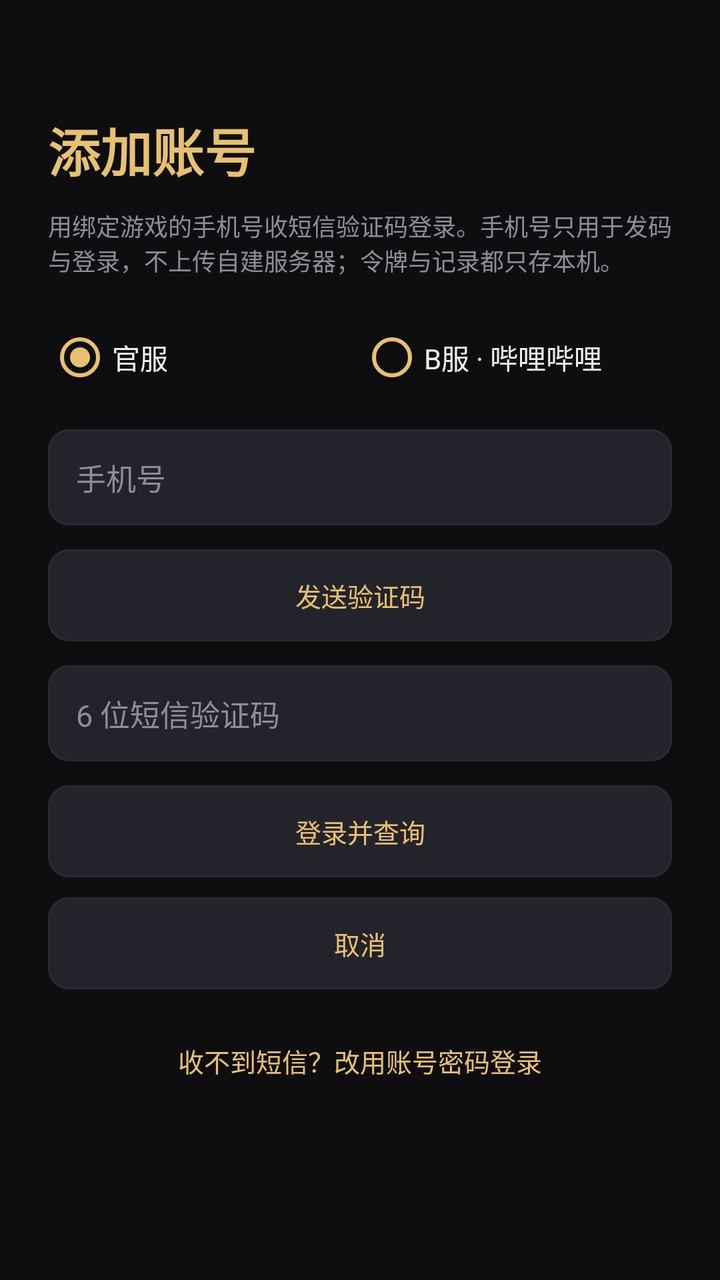
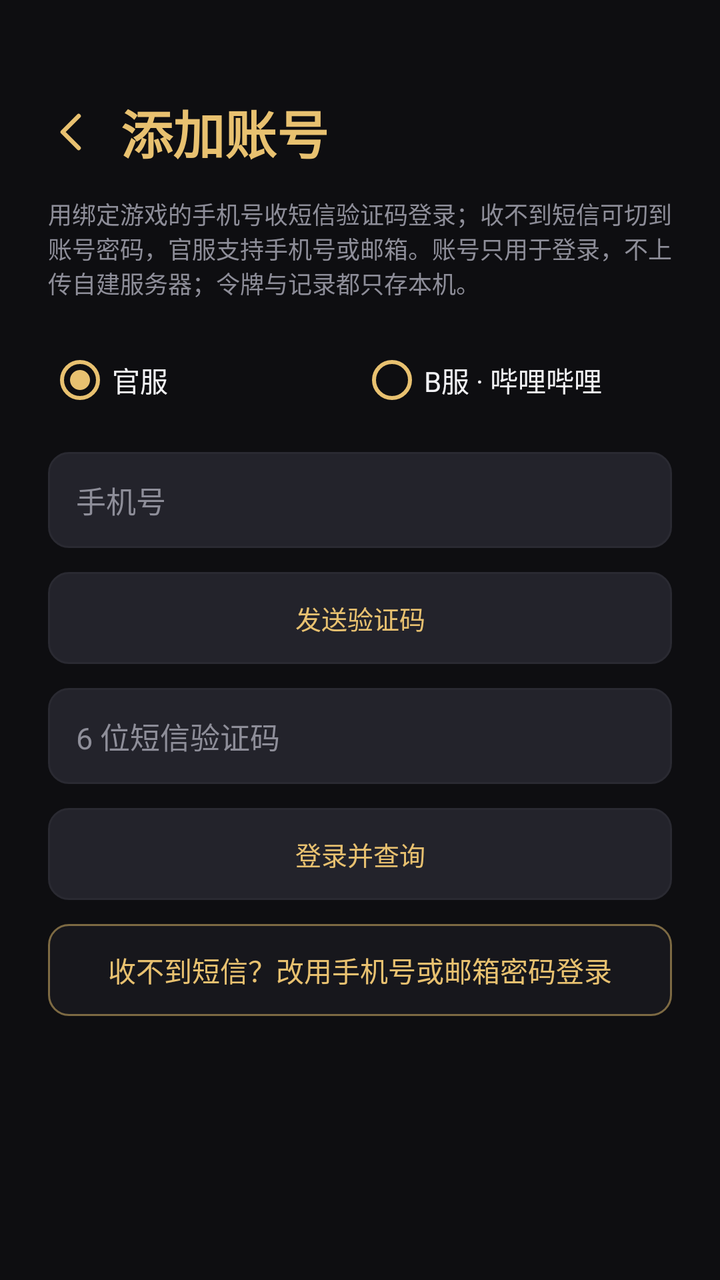

Two renders of the same Android screen: before a commit and after it. Below are the layout's source before the change and the commit's diff.
<!-- AndroidManifest.xml: application theme Theme.XKL -->
<!-- res/layout/activity_login.xml -->
<?xml version="1.0" encoding="utf-8"?>
<ScrollView xmlns:android="http://schemas.android.com/apk/res/android"
    android:layout_width="match_parent"
    android:layout_height="match_parent"
    android:background="@color/bg"
    android:fillViewport="true">

    <LinearLayout
        android:layout_width="match_parent"
        android:layout_height="wrap_content"
        android:orientation="vertical"
        android:padding="24dp">

        <TextView
            android:layout_width="wrap_content"
            android:layout_height="wrap_content"
            android:layout_marginTop="32dp"
            android:text="@string/login_title_add"
            android:textColor="@color/gold"
            android:textSize="26sp"
            android:textStyle="bold" />

        <TextView
            android:id="@+id/login_hint"
            android:layout_width="match_parent"
            android:layout_height="wrap_content"
            android:layout_marginTop="10dp"
            android:text="@string/login_hint"
            android:textColor="@color/text_dim"
            android:textSize="12sp" />

        <RadioGroup
            android:id="@+id/channel_group"
            android:layout_width="match_parent"
            android:layout_height="wrap_content"
            android:layout_marginTop="16dp"
            android:orientation="horizontal">

            <RadioButton
                android:id="@+id/channel_official"
                android:layout_width="0dp"
                android:layout_height="48dp"
                android:layout_weight="1"
                android:buttonTint="@color/gold"
                android:checked="true"
                android:text="@string/channel_official"
                android:textColor="@color/text" />

            <RadioButton
                android:id="@+id/channel_bili"
                android:layout_width="0dp"
                android:layout_height="48dp"
                android:layout_weight="1"
                android:buttonTint="@color/gold"
                android:text="@string/channel_bili"
                android:textColor="@color/text" />
        </RadioGroup>

        <EditText
            android:id="@+id/phone_input"
            android:layout_width="match_parent"
            android:layout_height="48dp"
            android:layout_marginTop="12dp"
            android:background="@drawable/bg_input"
            android:hint="@string/login_phone_hint"
            android:inputType="phone"
            android:maxLength="11"
            android:paddingStart="14dp"
            android:paddingEnd="14dp"
            android:textColor="@color/text"
            android:textSize="15sp" />

        <androidx.appcompat.widget.AppCompatButton
            android:id="@+id/send_button"
            style="@style/XklButton"
            android:layout_width="match_parent"
            android:layout_height="46dp"
            android:layout_marginTop="12dp"
            android:text="@string/login_send_code" />

        <EditText
            android:id="@+id/code_input"
            android:layout_width="match_parent"
            android:layout_height="48dp"
            android:layout_marginTop="12dp"
            android:background="@drawable/bg_input"
            android:hint="@string/login_code_hint"
            android:inputType="number"
            android:maxLength="6"
            android:paddingStart="14dp"
            android:paddingEnd="14dp"
            android:textColor="@color/text"
            android:textSize="15sp" />

        <EditText
            android:id="@+id/pwd_input"
            android:saveEnabled="false"
            android:layout_width="match_parent"
            android:layout_height="48dp"
            android:layout_marginTop="12dp"
            android:background="@drawable/bg_input"
            android:hint="@string/login_pwd_hint"
            android:inputType="textPassword"
            android:maxLength="32"
            android:paddingStart="14dp"
            android:paddingEnd="14dp"
            android:textColor="@color/text"
            android:textSize="15sp"
            android:visibility="gone" />

        <androidx.appcompat.widget.AppCompatButton
            android:id="@+id/login_button"
            style="@style/XklButton"
            android:layout_width="match_parent"
            android:layout_height="46dp"
            android:layout_marginTop="12dp"
            android:text="@string/login_submit" />

        <androidx.appcompat.widget.AppCompatButton
            android:id="@+id/cancel_button"
            style="@style/XklButton"
            android:layout_width="match_parent"
            android:layout_height="46dp"
            android:layout_marginTop="10dp"
            android:text="@string/login_cancel" />

        <TextView
            android:id="@+id/pwd_note"
            android:layout_width="match_parent"
            android:layout_height="wrap_content"
            android:layout_marginTop="14dp"
            android:text="@string/login_pwd_note"
            android:textColor="@color/text_dim"
            android:textSize="11sp"
            android:visibility="gone" />

        <TextView
            android:id="@+id/mode_switch"
            android:layout_width="match_parent"
            android:layout_height="wrap_content"
            android:layout_marginTop="18dp"
            android:gravity="center"
            android:paddingTop="8dp"
            android:paddingBottom="8dp"
            android:text="@string/login_switch_to_pwd"
            android:textColor="@color/gold"
            android:textSize="13sp" />

        <TextView
            android:id="@+id/status_view"
            android:layout_width="match_parent"
            android:layout_height="wrap_content"
            android:layout_marginTop="16dp"
            android:textColor="@color/text_dim"
            android:textSize="13sp" />
    </LinearLayout>
</ScrollView>
<!-- resources referenced by this layout -->
<resources>
  <color name="bg">#0E0E11</color>
  <color name="gold">#E8C170</color>
  <color name="text">#F2F2F5</color>
  <color name="text_dim">#8E8E99</color>
  <!-- drawable bg_input (drawable) -->
  <?xml version="1.0" encoding="utf-8"?>
  <shape xmlns:android="http://schemas.android.com/apk/res/android">
      <solid android:color="@color/pill" />
      <corners android:radius="10dp" />
      <stroke android:width="1dp" android:color="@color/card_stroke" />
  </shape>
  <string name="channel_bili">B服 · 哔哩哔哩</string>
  <string name="channel_official">官服</string>
  <string name="login_cancel">取消</string>
  <string name="login_code_hint">6 位短信验证码</string>
  <string name="login_hint">用绑定游戏的手机号收短信验证码登录。手机号只用于发码与登录，不上传自建服务器；令牌与记录都只存本机。</string>
  <string name="login_phone_hint">手机号</string>
  <string name="login_pwd_hint">密码</string>
  <string name="login_pwd_note">密码只在本机算一次 MD5 用于官方登录接口，不保存、不上传自建服务器，登录成功后立即丢弃。</string>
  <string name="login_send_code">发送验证码</string>
  <string name="login_submit">登录并查询</string>
  <string name="login_switch_to_pwd">收不到短信？改用账号密码登录</string>
  <string name="login_title_add">添加账号</string>
  <style name="XklButton" parent="Widget.AppCompat.Button.Borderless">
          <item name="android:layout_height">wrap_content</item>
          <item name="android:background">@drawable/bg_btn</item>
          <item name="android:textColor">@color/gold</item>
          <item name="android:textSize">13sp</item>
          <item name="android:minWidth">0dp</item>
          <item name="android:minHeight">0dp</item>
          <item name="android:paddingStart">14dp</item>
          <item name="android:paddingEnd">14dp</item>
          <item name="android:paddingTop">8dp</item>
          <item name="android:paddingBottom">8dp</item>
      </style>
  <style name="Theme.XKL" parent="Base.Theme.XKL" />
  <color name="pill">#23232B</color>
  <color name="card_stroke">#2A2A32</color>
  <!-- drawable bg_btn (drawable) -->
  <?xml version="1.0" encoding="utf-8"?>
  <shape xmlns:android="http://schemas.android.com/apk/res/android">
      <solid android:color="@color/pill" />
      <corners android:radius="10dp" />
      <stroke android:width="1dp" android:color="@color/card_stroke" />
  </shape>
  <color name="card">#17171C</color>
  <style name="Shape.XKL.Dialog" parent="">
          <item name="cornerFamily">rounded</item>
          <item name="cornerSize">14dp</item>
      </style>
  <style name="XklDialogTitle" parent="MaterialAlertDialog.MaterialComponents.Title.Text">
          <item name="android:textColor">@color/gold</item>
          <item name="android:textSize">18sp</item>
          <item name="android:textStyle">bold</item>
      </style>
  <style name="XklDialogBody" parent="MaterialAlertDialog.MaterialComponents.Body.Text">
          <item name="android:textColor">@color/text</item>
          <item name="android:textSize">14sp</item>
          <item name="android:lineSpacingExtra">2dp</item>
      </style>
  <!-- unchanged entries left out for length: 2 -->
</resources>

<!-- the commit's change to res/layout/activity_login.xml (unified diff, before → after) -->
@@ -11,14 +11,32 @@
         android:orientation="vertical"
         android:padding="24dp">
 
-        <TextView
-            android:layout_width="wrap_content"
+        <LinearLayout
+            android:layout_width="match_parent"
             android:layout_height="wrap_content"
-            android:layout_marginTop="32dp"
-            android:text="@string/login_title_add"
-            android:textColor="@color/gold"
-            android:textSize="26sp"
-            android:textStyle="bold" />
+            android:layout_marginTop="20dp"
+            android:gravity="center_vertical"
+            android:orientation="horizontal">
+
+            <ImageButton
+                android:id="@+id/back_button"
+                android:layout_width="44dp"
+                android:layout_height="44dp"
+                android:layout_marginStart="-10dp"
+                android:background="?attr/selectableItemBackgroundBorderless"
+                android:contentDescription="@string/login_back"
+                android:scaleType="centerInside"
+                android:src="@drawable/ic_back" />
+
+            <TextView
+                android:layout_width="wrap_content"
+                android:layout_height="wrap_content"
+                android:layout_marginStart="2dp"
+                android:text="@string/login_title_add"
+                android:textColor="@color/gold"
+                android:textSize="26sp"
+                android:textStyle="bold" />
+        </LinearLayout>
 
         <TextView
             android:id="@+id/login_hint"
@@ -116,14 +134,6 @@
             android:layout_marginTop="12dp"
             android:text="@string/login_submit" />
 
-        <androidx.appcompat.widget.AppCompatButton
-            android:id="@+id/cancel_button"
-            style="@style/XklButton"
-            android:layout_width="match_parent"
-            android:layout_height="46dp"
-            android:layout_marginTop="10dp"
-            android:text="@string/login_cancel" />
-
         <TextView
             android:id="@+id/pwd_note"
             android:layout_width="match_parent"
@@ -137,14 +147,13 @@
         <TextView
             android:id="@+id/mode_switch"
             android:layout_width="match_parent"
-            android:layout_height="wrap_content"
-            android:layout_marginTop="18dp"
+            android:layout_height="46dp"
+            android:layout_marginTop="12dp"
+            android:background="@drawable/bg_outline_gold"
             android:gravity="center"
-            android:paddingTop="8dp"
-            android:paddingBottom="8dp"
             android:text="@string/login_switch_to_pwd"
             android:textColor="@color/gold"
-            android:textSize="13sp" />
+            android:textSize="14sp" />
 
         <TextView
             android:id="@+id/status_view"
<!-- resource entries referenced after the edit -->
@@ -11,17 +11,38 @@
       <corners android:radius="10dp" />
       <stroke android:width="1dp" android:color="@color/card_stroke" />
   </shape>
+  <!-- drawable bg_outline_gold (drawable) -->
+  <?xml version="1.0" encoding="utf-8"?>
+  <shape xmlns:android="http://schemas.android.com/apk/res/android">
+      <solid android:color="@color/card" />
+      <corners android:radius="10dp" />
+      <stroke android:width="1dp" android:color="#80E8C170" />
+  </shape>
+  <!-- drawable ic_back (drawable) -->
+  <?xml version="1.0" encoding="utf-8"?>
+  <vector xmlns:android="http://schemas.android.com/apk/res/android"
+      android:width="24dp"
+      android:height="24dp"
+      android:viewportWidth="24"
+      android:viewportHeight="24">
+      <path
+          android:pathData="M15,4 L7,12 L15,20"
+          android:strokeColor="@color/gold"
+          android:strokeWidth="2.2"
+          android:strokeLineCap="round"
+          android:strokeLineJoin="round" />
+  </vector>
   <string name="channel_bili">B服 · 哔哩哔哩</string>
   <string name="channel_official">官服</string>
-  <string name="login_cancel">取消</string>
+  <string name="login_back">返回</string>
   <string name="login_code_hint">6 位短信验证码</string>
-  <string name="login_hint">用绑定游戏的手机号收短信验证码登录。手机号只用于发码与登录，不上传自建服务器；令牌与记录都只存本机。</string>
+  <string name="login_hint">用绑定游戏的手机号收短信验证码登录；收不到短信可切到账号密码，官服支持手机号或邮箱。账号只用于登录，不上传自建服务器；令牌与记录都只存本机。</string>
   <string name="login_phone_hint">手机号</string>
   <string name="login_pwd_hint">密码</string>
   <string name="login_pwd_note">密码只在本机算一次 MD5 用于官方登录接口，不保存、不上传自建服务器，登录成功后立即丢弃。</string>
   <string name="login_send_code">发送验证码</string>
   <string name="login_submit">登录并查询</string>
-  <string name="login_switch_to_pwd">收不到短信？改用账号密码登录</string>
+  <string name="login_switch_to_pwd">收不到短信？改用手机号或邮箱密码登录</string>
   <string name="login_title_add">添加账号</string>
   <style name="XklButton" parent="Widget.AppCompat.Button.Borderless">
           <item name="android:layout_height">wrap_content</item>
